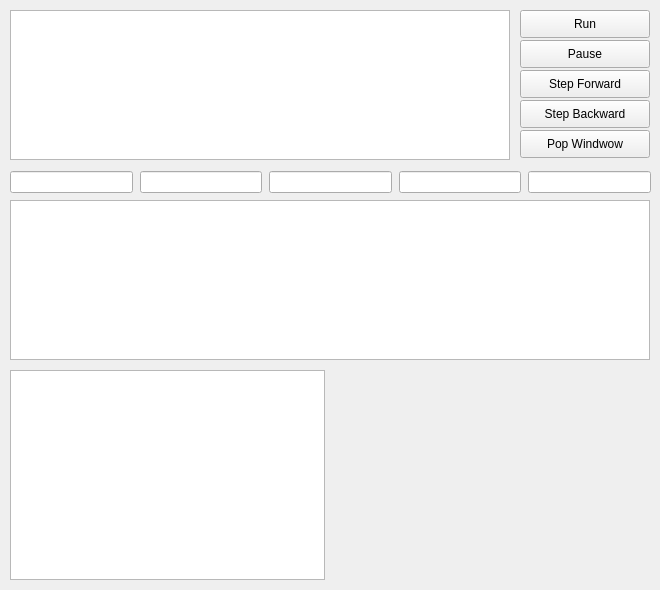
Qt form src/Debugging/MainDebugWindow.ui (GroupDenseKitchen/KitchenOccupation) before a commit.
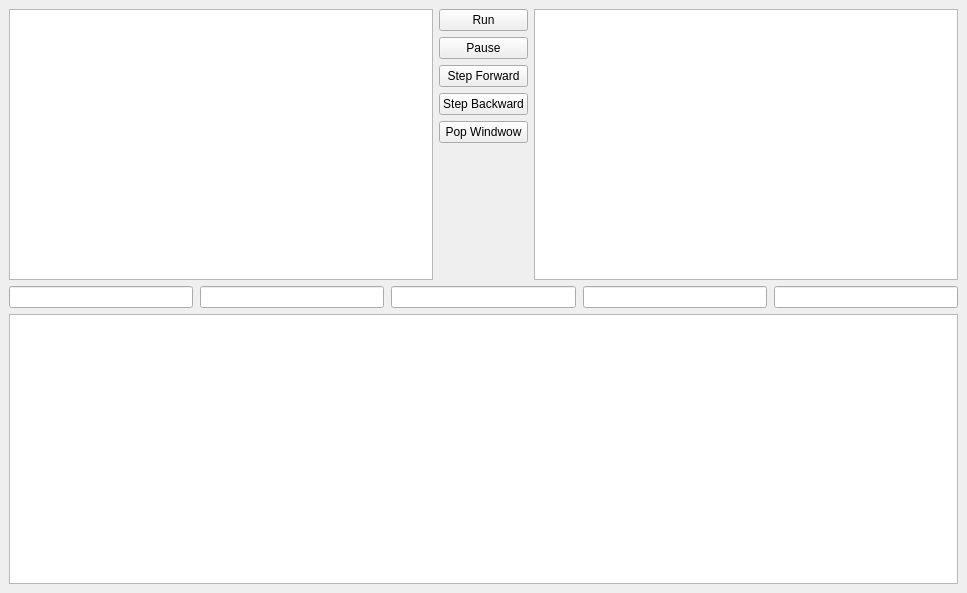
The same form after that commit.

Commit message: Rearranged GUI and added resizeability

```diff
--- a/src/Debugging/MainDebugWindow.ui
+++ b/src/Debugging/MainDebugWindow.ui
@@ -6,8 +6,8 @@
    <rect>
     <x>0</x>
     <y>0</y>
-    <width>660</width>
-    <height>590</height>
+    <width>967</width>
+    <height>593</height>
    </rect>
   </property>
   <property name="windowTitle">
@@ -17,25 +17,16 @@
    <property name="autoFillBackground">
     <bool>false</bool>
    </property>
-   <widget class="QTreeView" name="camerasTreeView">
-    <property name="geometry">
-     <rect>
-      <x>10</x>
-      <y>10</y>
-      <width>500</width>
-      <height>150</height>
-     </rect>
-    </property>
-   </widget>
+   <layout class="QVBoxLayout" name="verticalLayout_2">
+    <item>
+     <layout class="QHBoxLayout" name="horizontalLayout">
+      <item>
+       <widget class="QTreeView" name="camerasTreeView"/>
+      </item>
+      <item>
+       <layout class="QVBoxLayout" name="verticalLayout">
+        <item>
    <widget class="QPushButton" name="runButton">
-    <property name="geometry">
-     <rect>
-      <x>520</x>
-      <y>10</y>
-      <width>130</width>
-      <height>28</height>
-     </rect>
-    </property>
     <property name="font">
      <font>
       <family>Helvetica</family>
@@ -45,15 +36,9 @@
      <string>Run</string>
     </property>
    </widget>
+        </item>
+        <item>
    <widget class="QPushButton" name="pauseButton">
-    <property name="geometry">
-     <rect>
-      <x>520</x>
-      <y>40</y>
-      <width>130</width>
-      <height>28</height>
-     </rect>
-    </property>
     <property name="font">
      <font>
       <family>Helvetica</family>
@@ -63,15 +48,9 @@
      <string>Pause</string>
     </property>
    </widget>
+        </item>
+        <item>
    <widget class="QPushButton" name="stepForwardButton">
-    <property name="geometry">
-     <rect>
-      <x>520</x>
-      <y>70</y>
-      <width>130</width>
-      <height>28</height>
-     </rect>
-    </property>
     <property name="font">
      <font>
       <family>Helvetica</family>
@@ -81,15 +60,9 @@
      <string>Step Forward</string>
     </property>
    </widget>
+        </item>
+        <item>
    <widget class="QPushButton" name="stepBackwardButton">
-    <property name="geometry">
-     <rect>
-      <x>520</x>
-      <y>100</y>
-      <width>130</width>
-      <height>28</height>
-     </rect>
-    </property>
     <property name="font">
      <font>
       <family>Helvetica</family>
@@ -99,35 +72,47 @@
      <string>Step Backward</string>
     </property>
    </widget>
-   <widget class="QTreeView" name="logTreeView">
-    <property name="geometry">
-     <rect>
-      <x>10</x>
-      <y>200</y>
-      <width>640</width>
-      <height>160</height>
-     </rect>
-    </property>
-   </widget>
+        </item>
+        <item>
+         <widget class="QPushButton" name="popWindowButton">
+          <property name="font">
+           <font>
+            <family>Helvetica</family>
+           </font>
+          </property>
+          <property name="text">
+           <string>Pop Windwow</string>
+          </property>
+         </widget>
+        </item>
+        <item>
+         <spacer name="verticalSpacer">
+          <property name="orientation">
+           <enum>Qt::Vertical</enum>
+          </property>
+          <property name="sizeHint" stdset="0">
+           <size>
+            <width>20</width>
+            <height>40</height>
+           </size>
+          </property>
+         </spacer>
+        </item>
+       </layout>
+      </item>
+      <item>
    <widget class="QTreeView" name="treeView">
-    <property name="geometry">
-     <rect>
-      <x>10</x>
-      <y>370</y>
-      <width>315</width>
-      <height>210</height>
-     </rect>
-    </property>
-   </widget>
-   <widget class="QWidget" name="layoutWidget">
-    <property name="geometry">
-     <rect>
-      <x>10</x>
-      <y>170</y>
-      <width>641</width>
-      <height>24</height>
-     </rect>
-    </property>
+        <property name="maximumSize">
+         <size>
+          <width>16777215</width>
+          <height>16777215</height>
+         </size>
+        </property>
+       </widget>
+      </item>
+     </layout>
+    </item>
+    <item>
     <layout class="QHBoxLayout" name="filterHBox">
      <property name="spacing">
       <number>7</number>
@@ -189,25 +174,11 @@
       </widget>
      </item>
     </layout>
-   </widget>
-   <widget class="QPushButton" name="popWindowButton">
-    <property name="geometry">
-     <rect>
-      <x>520</x>
-      <y>130</y>
-      <width>130</width>
-      <height>28</height>
-     </rect>
-    </property>
-    <property name="font">
-     <font>
-      <family>Helvetica</family>
-     </font>
-    </property>
-    <property name="text">
-     <string>Pop Windwow</string>
-    </property>
-   </widget>
+    </item>
+    <item>
+     <widget class="QTreeView" name="logTreeView"/>
+    </item>
+   </layout>
   </widget>
  </widget>
  <resources/>
```
Lines whose indentation alone changed are shown as unchanged. The commit also changes 1 other file.
